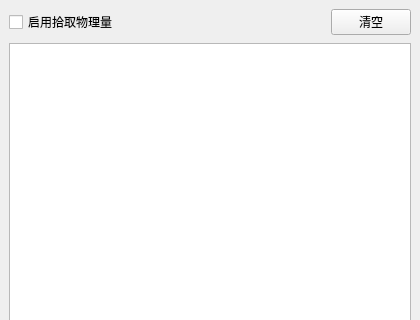
The window that plugins/Base_PostProcessing/ProbeSettingsWidget.ui (asd977/base_cae) describes before a commit, drawn with Qt 5; both pictures show x 0 to 420 and y 0 to 320 of the 420 by 520 pixel window.
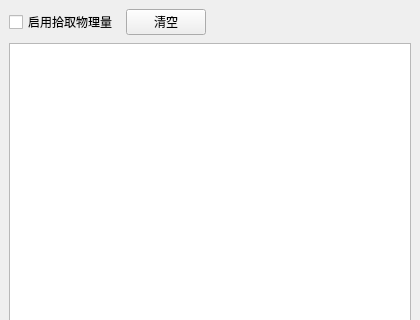
The same window after the commit.

Commit message: Refine physical probe panel behavior

```diff
--- a/plugins/Base_PostProcessing/ProbeSettingsWidget.ui
+++ b/plugins/Base_PostProcessing/ProbeSettingsWidget.ui
@@ -38,6 +38,13 @@
        </property>
       </widget>
      </item>
+     <item>
+      <widget class="QPushButton" name="clearPushButton">
+       <property name="text">
+        <string>清空</string>
+       </property>
+      </widget>
+     </item>
      <item>
       <spacer name="toolbarSpacer">
        <property name="orientation">
@@ -51,13 +58,6 @@
        </property>
       </spacer>
      </item>
-     <item>
-      <widget class="QPushButton" name="clearPushButton">
-       <property name="text">
-        <string>清空</string>
-       </property>
-      </widget>
-     </item>
     </layout>
    </item>
    <item>
```
The commit also changes 1 other file.
